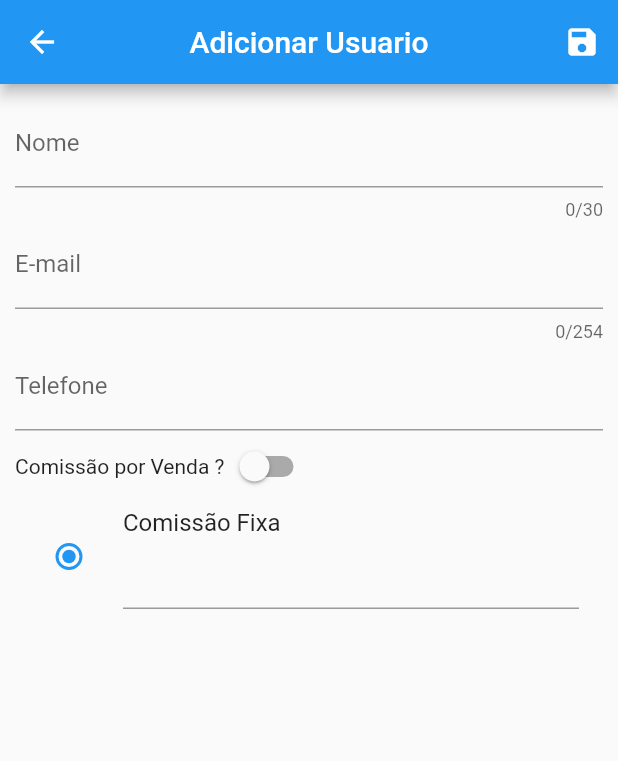
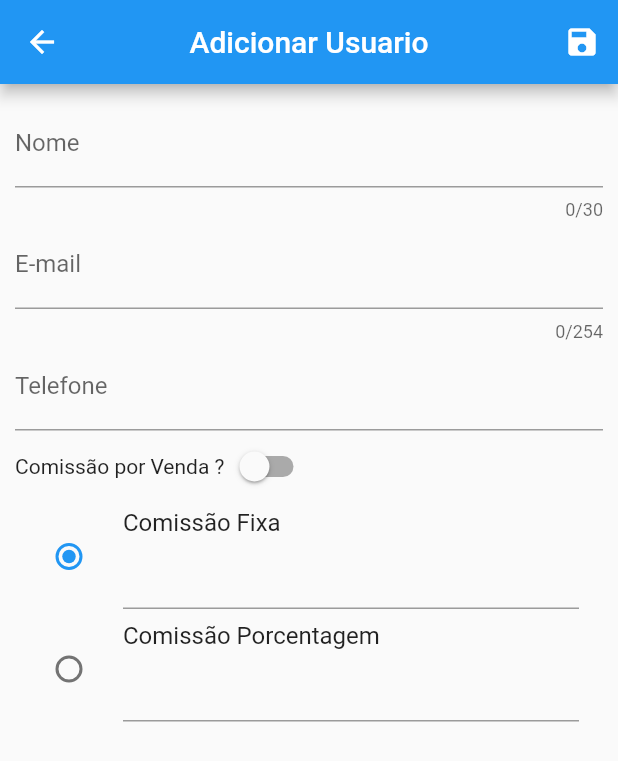
Before and after one commit to Willjp04/Tela-cadastro-Flutter, a Flutter app: the screen it shows after launch, on a phone screen of 412 x 824 dp. Shown: the top 761 px of the screen. Run offline on Flutter 3.47's test engine with Material 2 defaults, Android fonts, the phone set to English and light mode, and no system bars.

Commit message:
Inserindo campo comissão porcentagem

```diff
--- a/tela_flutter/lib/views/user_form.dart
+++ b/tela_flutter/lib/views/user_form.dart
@@ -5,6 +5,7 @@ class UserForm extends StatelessWidget {
   final _formkey = GlobalKey<FormState>();
   bool _switchControl = false;
   final comissaovenda = false;
+  final comissaoporcentagem = false;
 
   void toggleSwitch(bool value) {
     if (_switchControl = true) {
@@ -85,8 +86,15 @@ class UserForm extends StatelessWidget {
                 groupValue: 1,
                 title: Text('Comissão Fixa'),
                 subtitle: TextFormField(),
-                onChanged: (comissaovenda) {},
+                onChanged: (comissaoporvenda) {},
               ),
+              RadioListTile(
+                value: 1,
+                groupValue: 2,
+                title: Text('Comissão Porcentagem'),
+                subtitle: TextField(),
+                onChanged: (comissaoporcentagem) {},
+              )
             ],
           ),
         ),
```
